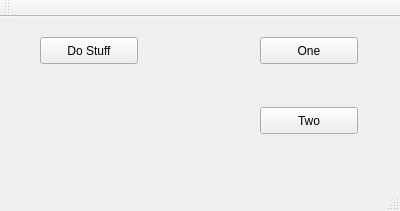
Above: mainwindow.ui from jhbgeneral/johns-play before the change. Below: the same form after it.
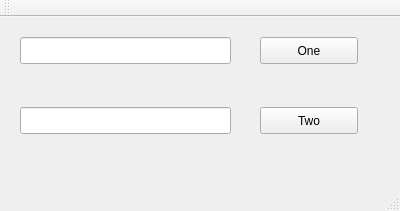
That is the form after the change.

Commit message: Initial changes to test keyboard input; on VS-100 tapping an edit box launches the keyboard!

```diff
--- a/mainwindow.ui
+++ b/mainwindow.ui
@@ -14,19 +14,6 @@
    <string>MainWindow</string>
   </property>
   <widget class="QWidget" name="centralWidget">
-   <widget class="QPushButton" name="btnDoStuff">
-    <property name="geometry">
-     <rect>
-      <x>40</x>
-      <y>20</y>
-      <width>98</width>
-      <height>27</height>
-     </rect>
-    </property>
-    <property name="text">
-     <string>Do Stuff</string>
-    </property>
-   </widget>
    <widget class="QPushButton" name="btnOne">
     <property name="geometry">
      <rect>
@@ -53,6 +40,26 @@
      <string>Two</string>
     </property>
    </widget>
+   <widget class="QLineEdit" name="lineEdit_1">
+    <property name="geometry">
+     <rect>
+      <x>20</x>
+      <y>20</y>
+      <width>211</width>
+      <height>27</height>
+     </rect>
+    </property>
+   </widget>
+   <widget class="QLineEdit" name="lineEdit_2">
+    <property name="geometry">
+     <rect>
+      <x>20</x>
+      <y>90</y>
+      <width>211</width>
+      <height>27</height>
+     </rect>
+    </property>
+   </widget>
   </widget>
   <widget class="QMenuBar" name="menuBar">
    <property name="geometry">
```
The commit also changes 4 other files.
